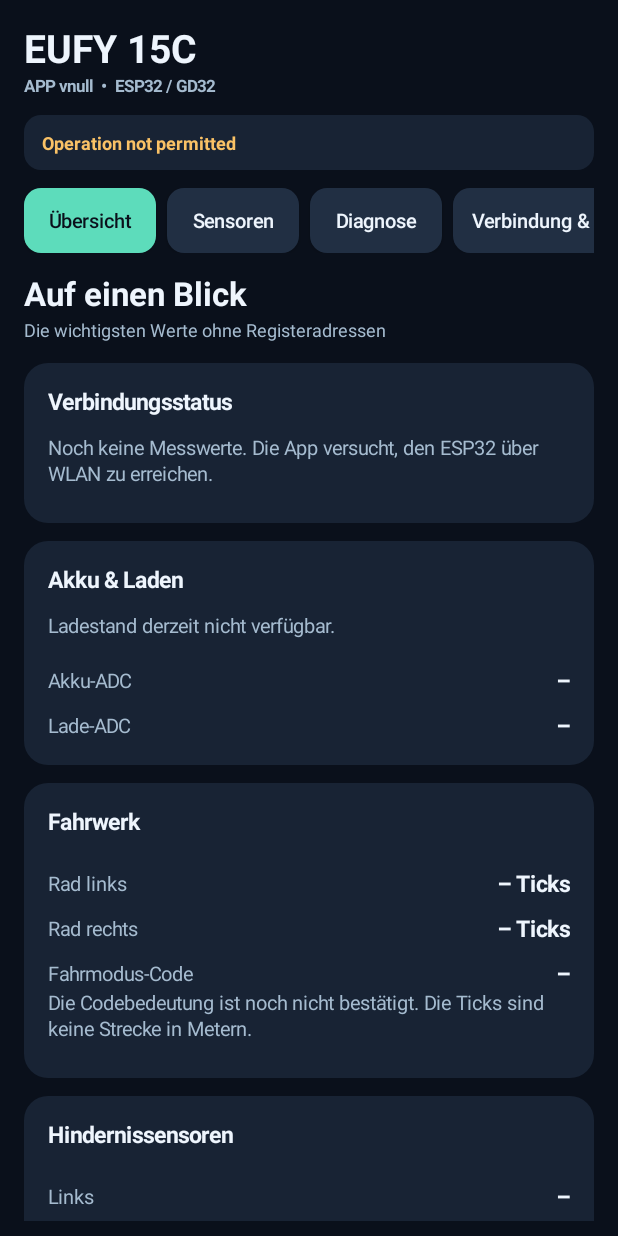
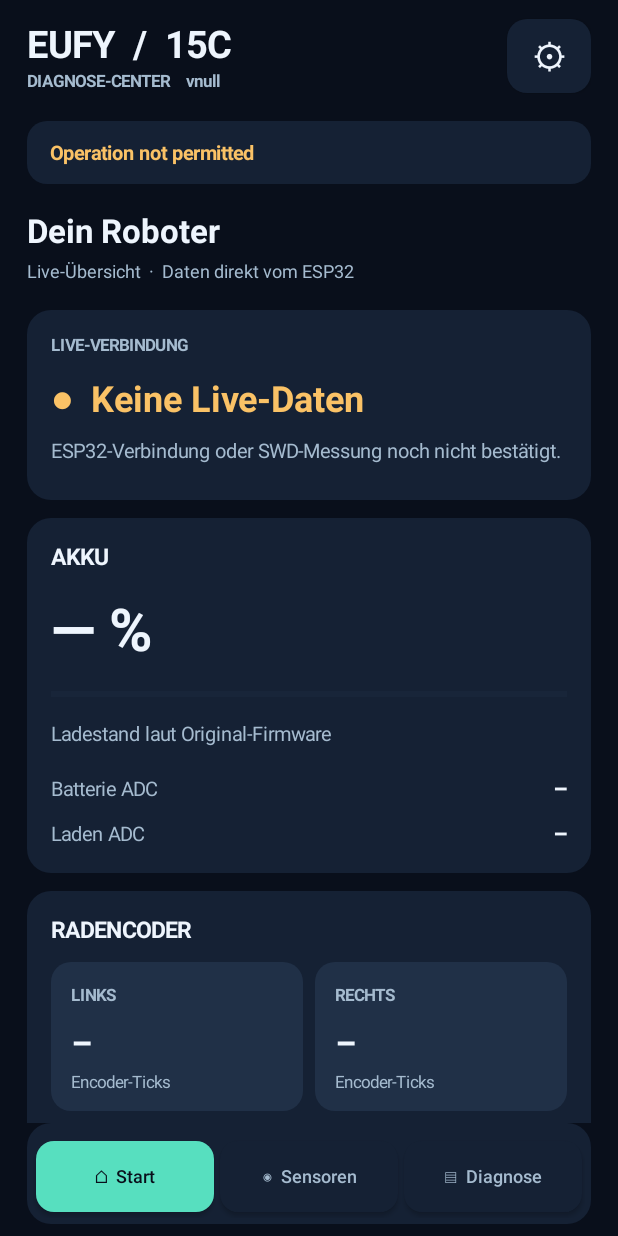
Before and after one commit to valerio1694-netizen/Esp32-flash, an Android app: the screen it shows after launch (MainActivity), on a phone screen of 412 x 824 dp. Run offline under Robolectric (Android 15) with nearby library versions, the phone set to English and light mode, and no system bars.

Commit message:
Redesign app dashboard with clean hero, three bottom tabs, prominent battery and sensor tiles; preserve scroll on live updates

```diff
--- a/android/app/src/main/java/de/robin/eufymonitor/MainActivity.java
+++ b/android/app/src/main/java/de/robin/eufymonitor/MainActivity.java
@@ -48,21 +48,23 @@ import java.util.concurrent.atomic.AtomicBoolean;
 /** Eufy RoboVac 15C – read-only GD32 diagnostics via independently powered ESP32-WROOM. */
 public class MainActivity extends Activity {
     private static final int FILE_REQUEST = 1001;
-    private static final int BG = Color.rgb(10, 16, 27);
-    private static final int PANEL = Color.rgb(24, 35, 52);
-    private static final int PANEL_2 = Color.rgb(33, 47, 67);
+    private static final int BG = Color.rgb(9, 15, 27);
+    private static final int PANEL = Color.rgb(21, 33, 52);
+    private static final int PANEL_2 = Color.rgb(32, 48, 71);
     private static final int FG = Color.rgb(238, 245, 253);
     private static final int SECONDARY = Color.rgb(165, 187, 207);
-    private static final int GREEN = Color.rgb(93, 220, 187);
+    private static final int GREEN = Color.rgb(87, 223, 191);
     private static final int AMBER = Color.rgb(250, 194, 102);
     private static final int RED = Color.rgb(251, 130, 131);
     private final Handler handler = new Handler(Looper.getMainLooper());
     private final ExecutorService worker = Executors.newSingleThreadExecutor();
     private final AtomicBoolean busy = new AtomicBoolean(false);
 
-    private final String[] tabs = {"Übersicht", "Sensoren", "Diagnose", "Verbindung & OTA"};
+    private final String[] tabs = {"Übersicht", "Sensoren", "Diagnose", "Einstellungen"};
     private TextView connectionBanner, heading, subtitle;
     private LinearLayout content, navigation;
+    private ScrollView mainScroll;
+    private Button settingsButton;
     private EditText hostEdit, tokenEdit, ssidEdit, wifiPassEdit;
     private JSONObject current = null;
     private String currentHost = "192.168.4.1";
@@ -182,38 +184,49 @@ public class MainActivity extends Activity {
     @Override public void onCreate(Bundle savedInstanceState) {
         super.onCreate(savedInstanceState);
         currentHost = getPreferences(MODE_PRIVATE).getString("host", "192.168.4.1");
+
         LinearLayout root = vertical();
         root.setBackgroundColor(BG);
-        root.setPadding(dp(16), dp(14), dp(16), dp(10));
+        root.setPadding(dp(18), dp(12), dp(18), dp(8));
         setContentView(root);
 
-        TextView brand = text("EUFY 15C", 26, FG, true);
-        root.addView(brand);
-        TextView details = text("APP v" + appVersion() + "  •  ESP32 / GD32", 11, SECONDARY, true);
-        spaced(root, details, 12);
+        LinearLayout header = horizontal();
+        LinearLayout brandCol = vertical();
+        TextView brand = text("EUFY  /  15C", 25, FG, true);
+        brandCol.addView(brand);
+        TextView edition = text("DIAGNOSE-CENTER    v" + appVersion(), 11, SECONDARY, true);
+        spaced(brandCol, edition, 1);
+        header.addView(brandCol, new LinearLayout.LayoutParams(0, -2, 1f));
+        settingsButton = button("⚙");
+        settingsButton.setTextSize(23);
+        settingsButton.setBackground(background(PANEL, 13));
+        header.addView(settingsButton, new LinearLayout.LayoutParams(dp(56), dp(49)));
+        settingsButton.setOnClickListener(v -> openTab(3));
+        spaced(root, header, 18);
 
-        connectionBanner = text(lastMessage, 12, AMBER, true);
-        connectionBanner.setPadding(dp(12), dp(10), dp(12), dp(10));
-        connectionBanner.setBackground(background(PANEL, 11));
-        spaced(root, connectionBanner, 12);
-
-        HorizontalScrollView scrollTabs = new HorizontalScrollView(this);
-        scrollTabs.setHorizontalScrollBarEnabled(false);
-        navigation = horizontal();
-        scrollTabs.addView(navigation);
-        spaced(root, scrollTabs, 12);
+        connectionBanner = text(lastMessage, 13, AMBER, true);
+        connectionBanner.setPadding(dp(15), dp(12), dp(15), dp(12));
+        connectionBanner.setBackground(background(PANEL, 13));
+        spaced(root, connectionBanner, 16);
 
         heading = text("", 22, FG, true);
-        spaced(root, heading, 1);
+        spaced(root, heading, 4);
         subtitle = text("", 12, SECONDARY, false);
-        spaced(root, subtitle, 14);
+        spaced(root, subtitle, 16);
 
-        ScrollView mainScroll = new ScrollView(this);
+        mainScroll = new ScrollView(this);
         mainScroll.setFillViewport(true);
+        mainScroll.setVerticalScrollBarEnabled(false);
         content = vertical();
-        content.setPadding(0, 0, 0, dp(22));
+        content.setPadding(0, dp(2), 0, dp(20));
         mainScroll.addView(content);
         root.addView(mainScroll, new LinearLayout.LayoutParams(-1, 0, 1f));
+
+        navigation = horizontal();
+        navigation.setPadding(dp(4), dp(8), dp(4), dp(4));
+        navigation.setBackground(background(PANEL, 16));
+        root.addView(navigation, new LinearLayout.LayoutParams(-1, dp(67)));
+
         openTab(0);
     }
     private void updateBanner(String message, boolean good) {
@@ -226,79 +239,122 @@ public class MainActivity extends Activity {
     private void openTab(int index) {
         tab = index;
         navigation.removeAllViews();
-        for (int i = 0; i < tabs.length; i++) {
-            final int selected = i;
-            Button b = button(tabs[i]);
-            b.setBackground(background(i == tab ? GREEN : PANEL_2, 11));
-            b.setTextColor(i == tab ? BG : FG);
-            LinearLayout.LayoutParams p = new LinearLayout.LayoutParams(-2, dp(43));
-            p.rightMargin = dp(7);
+        String[] navLabels = {"⌂  Start", "◉  Sensoren", "▤  Diagnose"};
+        for (int i = 0; i < 3; i++) {
+            final int choice = i;
+            Button b = button(navLabels[i]);
+            b.setTextSize(12);
+            b.setTextColor(i == index ? BG : SECONDARY);
+            b.setBackground(background(i == index ? GREEN : PANEL, 12));
+            LinearLayout.LayoutParams p = new LinearLayout.LayoutParams(0, dp(47), 1f);
+            p.setMargins(dp(2), 0, dp(2), 0);
             navigation.addView(b, p);
-            b.setOnClickListener(v -> openTab(selected));
+            b.setOnClickListener(v -> {
+                openTab(choice);
+                if (mainScroll != null) mainScroll.scrollTo(0, 0);
+            });
         }
+        if (settingsButton != null)
+            settingsButton.setTextColor(index == 3 ? GREEN : FG);
+        String[] titles = {"Dein Roboter", "Sensoren", "Diagnose", "Einstellungen"};
+        String[] sub = {
+            "Live-Übersicht  ·  Daten direkt vom ESP32",
+            "Messwerte der originalen Steuerung",
+            "Technische Details & Fehleranalyse",
+            "WLAN, Verbindung und Firmwareupdate"
+        };
+        heading.setText(titles[index]);
+        subtitle.setText(sub[index]);
+        renderContent();
+        if (mainScroll != null) mainScroll.scrollTo(0, 0);
+    }
+
+    private void renderContent() {
+        if (content == null) return;
+        int y = mainScroll != null ? mainScroll.getScrollY() : 0;
         content.removeAllViews();
-        String[] names = {"Auf einen Blick", "Sensoren & Antrieb", "Technische Diagnose", "WLAN & Firmware"};
-        String[] descriptions = {
-            "Die wichtigsten Werte ohne Registeradressen",
-            "Unkalibrierte Rohwerte der Originalsteuerung",
-            "SWD, Datenqualität und erweiterte Rohdaten",
-            "ESP-Adresse, Heimnetz und ESP32-OTA"
-        };
-        heading.setText(names[tab]);
-        subtitle.setText(descriptions[tab]);
         if (tab == 0) overview();
         if (tab == 1) sensors();
         if (tab == 2) diagnostics();
         if (tab == 3) settings();
+        if (mainScroll != null) mainScroll.post(() -> mainScroll.scrollTo(0, y));
     }
+
+    private LinearLayout statTile(String heading, String amount, String foot) {
+        LinearLayout tile = vertical();
+        tile.setPadding(dp(13), dp(14), dp(12), dp(12));
+        tile.setBackground(background(PANEL_2, 13));
+        TextView label = text(heading.toUpperCase(Locale.ROOT), 11, SECONDARY, true);
+        spaced(tile, label, 9);
+        TextView number = text(amount, 22, FG, true);
+        spaced(tile, number, 4);
+        tile.addView(text(foot, 11, SECONDARY, false));
+        return tile;
+    }
+
     private void overview() {
-        LinearLayout state = card("Verbindungsstatus");
-        if (current == null) {
-            info(state, "Noch keine Messwerte. Die App versucht, den ESP32 über WLAN zu erreichen.");
-        } else if (valid()) {
-            TextView ok = text("SWD-Daten verfügbar", 20, GREEN, true);
-            spaced(state, ok, 7);
-            line(state, "Letzte Messung", numeric(current, "sample_age_ms") + " ms");
-        } else {
-            TextView bad = text("Keine gültigen SWD-Daten", 19, AMBER, true);
-            spaced(state, bad, 6);
-            info(state, "Der ESP32 kann erreichbar sein, auch wenn der GD32 nicht ausgelesen wird.");
-            line(state, "Diagnosestatus", current.optString("status", "unbekannt"));
-        }
+        LinearLayout hero = card(null);
+        TextView overline = text("LIVE-VERBINDUNG", 11, SECONDARY, true);
+        spaced(hero, overline, 11);
+        boolean alive = valid();
+        TextView state = text(alive ? "●  Verbunden" : "●  Keine Live-Daten",
+                24, alive ? GREEN : AMBER, true);
+        spaced(hero, state, 9);
+        info(hero, alive ?
+                "GD32 über ESP32-SWD erreichbar. Letzte Messung: " +
+                numeric(current, "sample_age_ms") + " ms." :
+                "ESP32-Verbindung oder SWD-Messung noch nicht bestätigt.");
+        if (current != null && !alive)
+            line(hero, "Diagnosecode", current.optString("status", "nicht verfügbar"));
         if (current != null && current.optBoolean("openocd_connected", false))
-            info(state, "OpenOCD greift gerade auf SWD zu. Die interne Telemetrie pausiert.");
+            info(hero, "OpenOCD nutzt SWD gerade exklusiv.");
 
-        LinearLayout battery = card("Akku & Laden");
+        LinearLayout battery = card("AKKU");
         JSONObject b = section("battery");
-        if (valid() && b != null && b.optInt("percent_reported", -1) >= 0
-                && b.optInt("percent_reported", -1) <= 100) {
-            int pct = b.optInt("percent_reported");
-            TextView big = text(pct + " %", 30, GREEN, true);
-            spaced(battery, big, 8);
-            ProgressBar p = new ProgressBar(this, null, android.R.attr.progressBarStyleHorizontal);
-            p.setMax(100);
-            p.setProgress(pct);
-            p.setProgressTintList(android.content.res.ColorStateList.valueOf(GREEN));
-            spaced(battery, p, 9);
-            info(battery, "Ladestand laut Original-Firmware. Kein selbst berechneter Messwert.");
-        } else info(battery, "Ladestand derzeit nicht verfügbar.");
-        line(battery, "Akku-ADC", raw(b, "adc"));
-        line(battery, "Lade-ADC", raw(b, "charge_adc"));
+        int charge = valid() && b != null ? b.optInt("percent_reported", -1) : -1;
+        if (charge > 100 || charge < 0) charge = -1;
+        TextView amount = text(charge >= 0 ? (charge + " %") : "— %", 39, FG, true);
+        spaced(battery, amount, 10);
+        ProgressBar bar = new ProgressBar(this, null, android.R.attr.progressBarStyleHorizontal);
+        bar.setMax(100);
+        bar.setProgress(charge >= 0 ? charge : 0);
+        bar.setProgressTintList(android.content.res.ColorStateList.valueOf(GREEN));
+        bar.setProgressBackgroundTintList(android.content.res.ColorStateList.valueOf(PANEL_2));
+        spaced(battery, bar, 9);
+        info(battery, "Ladestand laut Original-Firmware");
+        line(battery, "Batterie ADC", raw(b, "adc"));
+        line(battery, "Laden ADC", raw(b, "charge_adc"));
 
-        LinearLayout movement = card("Fahrwerk");
+        LinearLayout drive = card("RADENCODER");
         JSONObject wheel = section("wheel");
-        line(movement, "Rad links", value(wheel, "left_ticks") + " Ticks");
-        line(movement, "Rad rechts", value(wheel, "right_ticks") + " Ticks");
-        JSONObject st = section("state");
-        line(movement, "Fahrmodus-Code", value(st, "run_model"));
-        info(movement, "Die Codebedeutung ist noch nicht bestätigt. Die Ticks sind keine Strecke in Metern.");
+        LinearLayout wheelRow = horizontal();
+        LinearLayout l = statTile("Links", value(wheel, "left_ticks"), "Encoder-Ticks");
+        LinearLayout r = statTile("Rechts", value(wheel, "right_ticks"), "Encoder-Ticks");
+        LinearLayout.LayoutParams lp = new LinearLayout.LayoutParams(0, -2, 1f);
+        lp.rightMargin = dp(8);
+        wheelRow.addView(l, lp);
+        wheelRow.addView(r, new LinearLayout.LayoutParams(0, -2, 1f));
+        spaced(drive, wheelRow, 12);
+        line(drive, "Fahrmodus (OEM-Code)", value(section("state"), "run_model"));
+        info(drive, "Keine berechnete Strecke: Encoder-Skalierung noch nicht kalibriert.");
 
-        LinearLayout sensors = card("Hindernissensoren");
+        LinearLayout sensorsCard = card("HINDERNISSENSOREN");
         JSONObject obs = section("obstacle_adc");
-        line(sensors, "Links", raw(obs, "left"));
-        line(sensors, "Vorne", raw(obs, "front"));
-        line(sensors, "Rechts", raw(obs, "right"));
-        info(sensors, "ADC-Rohwerte: keine bestätigten Abstandswerte.");
+        LinearLayout row = horizontal();
+        LinearLayout.LayoutParams a = new LinearLayout.LayoutParams(0, -2, 1f);
+        a.rightMargin = dp(5);
+        row.addView(statTile("Links", value(obs, "left"), "ADC"), a);
+        LinearLayout.LayoutParams m = new LinearLayout.LayoutParams(0, -2, 1f);
+        m.rightMargin = dp(5);
+        row.addView(statTile("Vorne", value(obs, "front"), "ADC"), m);
+        row.addView(statTile("Rechts", value(obs, "right"), "ADC"),
+                new LinearLayout.LayoutParams(0, -2, 1f));
+        spaced(sensorsCard, row, 12);
+        info(sensorsCard, "Rohwerte, noch keine kalibrierten Abstände.");
+
+        Button more = button("Alle Sensoren ansehen");
+        spaced(sensorsCard, more, 2);
+        more.setOnClickListener(v -> openTab(1));
     }
     private void sensors() {
         if (!valid()) {
@@ -612,7 +668,7 @@ public class MainActivity extends Activity {
                             && result.optLong("sample_age_ms", -1) < 5000;
                     updateBanner("ESP " + address + " · " +
                         (good ? "SWD-Daten verfügbar" : "SWD-Daten nicht gültig"), good);
-                    if (tab != 3) openTab(tab);
+                    if (tab != 3) renderContent();
                 });
             } catch (Exception problem) {
                 final String message = problem.getMessage();
```
